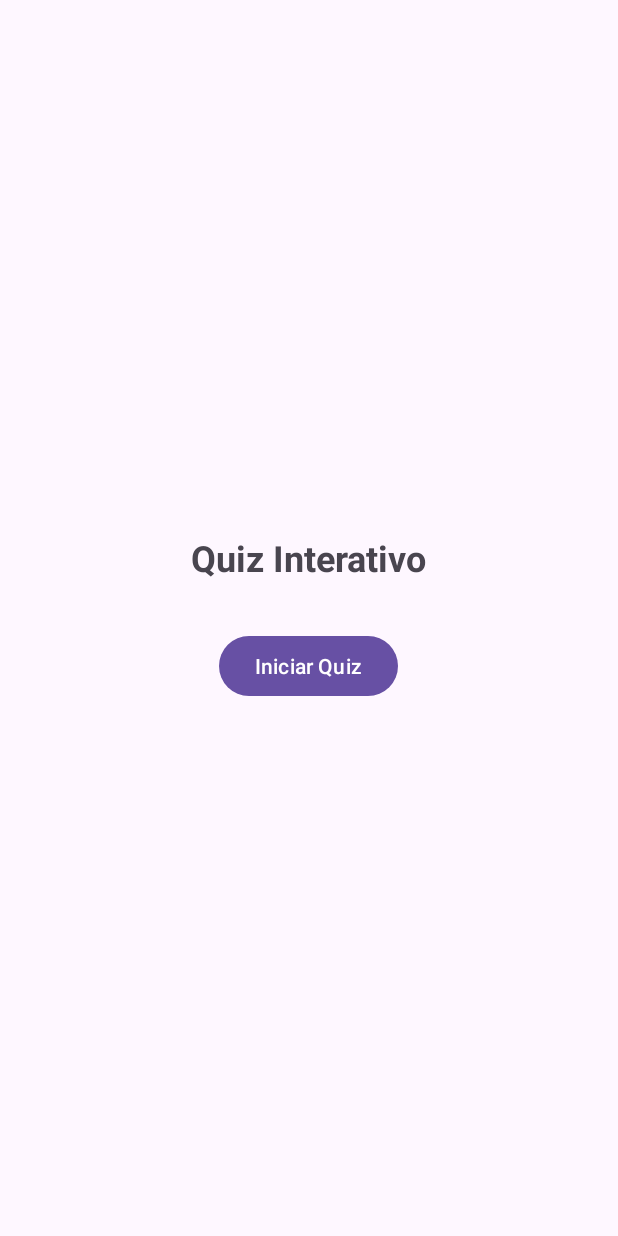
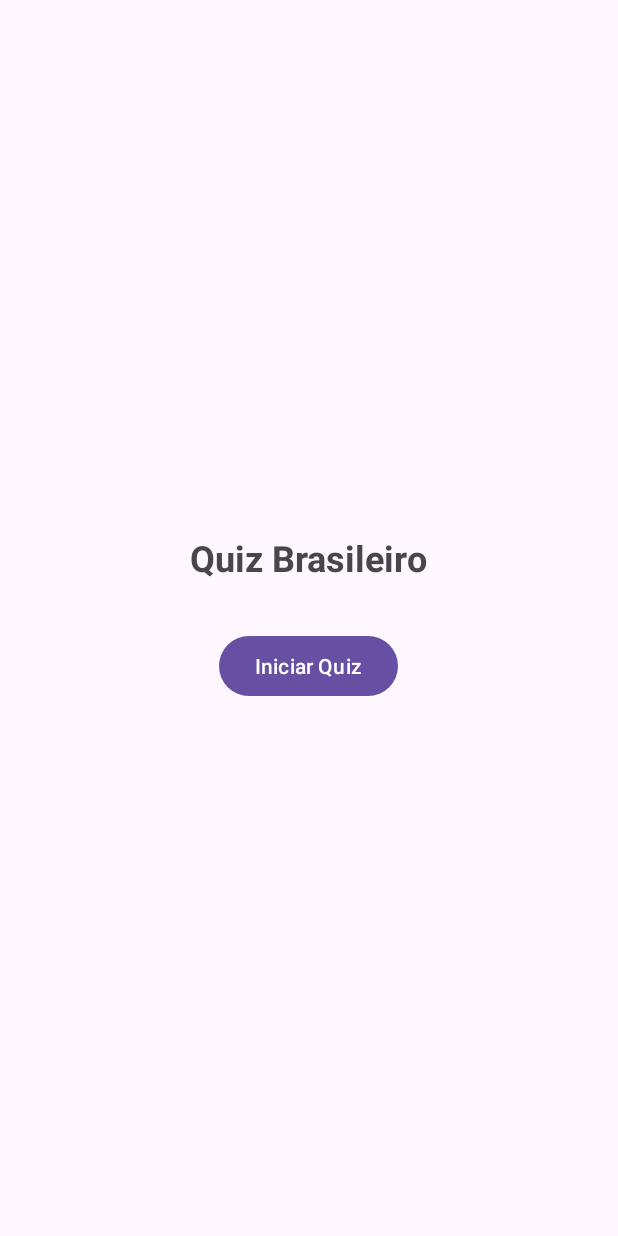
Before and after one commit to MarcosBotelho1/atividadeavaliativa, an Android app: the screen it shows after launch (MainActivity), on a phone screen of 412 x 824 dp. Run offline under Robolectric (Android 15) with nearby library versions, the phone set to English and light mode, and no system bars.

Commit message:
version1

```diff
--- a/app/src/main/res/layout/activity_main.xml
+++ b/app/src/main/res/layout/activity_main.xml
@@ -9,7 +9,7 @@
     <TextView
         android:layout_width="wrap_content"
         android:layout_height="wrap_content"
-        android:text="Quiz Interativo"
+        android:text="Quiz Brasileiro"
         android:textSize="24sp"
         android:textStyle="bold"/>
 
```
